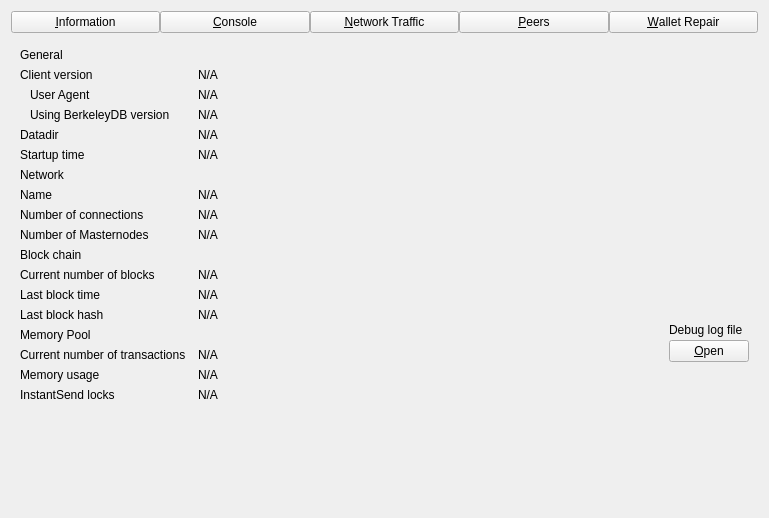
First picture: the form in src/qt/forms/debugwindow.ui, repository piratecash/pirate, before the edit.
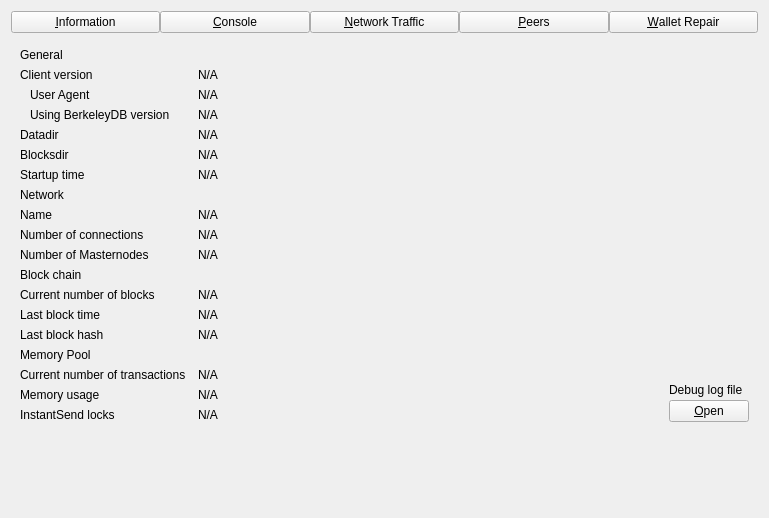
Second picture: the form after the edit. Custom widgets are drawn as their Qt base class.

Commit message: Merge #14374: qt: Add "Blocksdir" to Debug window

Diff of the .ui file:
```diff
--- a/src/qt/forms/debugwindow.ui
+++ b/src/qt/forms/debugwindow.ui
@@ -199,13 +199,42 @@
         </widget>
        </item>
        <item row="5" column="0">
+        <widget class="QLabel" name="label_11">
+         <property name="text">
+          <string>Blocksdir</string>
+         </property>
+        </widget>
+       </item>
+       <item row="5" column="1" colspan="2">
+        <widget class="QLabel" name="blocksDir">
+         <property name="cursor">
+          <cursorShape>IBeamCursor</cursorShape>
+         </property>
+         <property name="toolTip">
+          <string>To specify a non-default location of the blocks directory use the '%1' option.</string>
+         </property>
+         <property name="text">
+          <string>N/A</string>
+         </property>
+         <property name="textFormat">
+          <enum>Qt::PlainText</enum>
+         </property>
+         <property name="wordWrap">
+          <bool>true</bool>
+         </property>
+         <property name="textInteractionFlags">
+          <set>Qt::LinksAccessibleByMouse|Qt::TextSelectableByKeyboard|Qt::TextSelectableByMouse</set>
+         </property>
+        </widget>
+       </item>
+       <item row="6" column="0">
         <widget class="QLabel" name="label_13">
          <property name="text">
           <string>Startup time</string>
          </property>
         </widget>
        </item>
-       <item row="5" column="1" colspan="2">
+       <item row="6" column="1" colspan="2">
         <widget class="QLabel" name="startupTime">
          <property name="cursor">
           <cursorShape>IBeamCursor</cursorShape>
@@ -221,21 +250,21 @@
          </property>
         </widget>
        </item>
-       <item row="6" column="0">
+       <item row="7" column="0">
         <widget class="QLabel" name="labelNetwork">
          <property name="text">
           <string>Network</string>
          </property>
         </widget>
        </item>
-       <item row="7" column="0">
+       <item row="8" column="0">
         <widget class="QLabel" name="label_8">
          <property name="text">
           <string>Name</string>
          </property>
         </widget>
        </item>
-       <item row="7" column="1" colspan="2">
+       <item row="8" column="1" colspan="2">
         <widget class="QLabel" name="networkName">
          <property name="cursor">
           <cursorShape>IBeamCursor</cursorShape>
@@ -251,14 +280,14 @@
          </property>
         </widget>
        </item>
-       <item row="8" column="0">
+       <item row="9" column="0">
         <widget class="QLabel" name="label_7">
          <property name="text">
           <string>Number of connections</string>
          </property>
         </widget>
        </item>
-       <item row="8" column="1" colspan="2">
+       <item row="9" column="1" colspan="2">
         <widget class="QLabel" name="numberOfConnections">
          <property name="cursor">
           <cursorShape>IBeamCursor</cursorShape>
@@ -274,14 +303,14 @@
          </property>
         </widget>
        </item>
-       <item row="9" column="0">
+       <item row="10" column="0">
         <widget class="QLabel" name="masternodeCountLabel">
          <property name="text">
           <string>Number of Masternodes</string>
          </property>
         </widget>
        </item>
-       <item row="9" column="1">
+       <item row="10" column="1">
         <widget class="QLabel" name="masternodeCount">
          <property name="cursor">
           <cursorShape>IBeamCursor</cursorShape>
@@ -297,21 +326,21 @@
          </property>
         </widget>
        </item>
-       <item row="10" column="0">
+       <item row="11" column="0">
         <widget class="QLabel" name="label_10">
          <property name="text">
           <string>Block chain</string>
          </property>
         </widget>
        </item>
-       <item row="11" column="0">
+       <item row="12" column="0">
         <widget class="QLabel" name="label_3">
          <property name="text">
           <string>Current number of blocks</string>
          </property>
         </widget>
        </item>
-       <item row="11" column="1" colspan="2">
+       <item row="12" column="1" colspan="2">
         <widget class="QLabel" name="numberOfBlocks">
          <property name="cursor">
           <cursorShape>IBeamCursor</cursorShape>
@@ -327,14 +356,14 @@
          </property>
         </widget>
        </item>
-       <item row="12" column="0">
+       <item row="13" column="0">
         <widget class="QLabel" name="labelLastBlockTime">
          <property name="text">
           <string>Last block time</string>
          </property>
         </widget>
        </item>
-       <item row="12" column="1" colspan="2">
+       <item row="13" column="1" colspan="2">
         <widget class="QLabel" name="lastBlockTime">
          <property name="cursor">
           <cursorShape>IBeamCursor</cursorShape>
@@ -350,14 +379,14 @@
          </property>
         </widget>
        </item>
-       <item row="13" column="0">
+       <item row="14" column="0">
         <widget class="QLabel" name="lastBlockHashLabel">
          <property name="text">
           <string>Last block hash</string>
          </property>
         </widget>
        </item>
-       <item row="13" column="1">
+       <item row="14" column="1">
         <widget class="QLabel" name="lastBlockHash">
          <property name="cursor">
           <cursorShape>IBeamCursor</cursorShape>
@@ -373,21 +402,21 @@
          </property>
         </widget>
        </item>
-       <item row="14" column="0">
+       <item row="15" column="0">
         <widget class="QLabel" name="labelMempoolTitle">
          <property name="text">
           <string>Memory Pool</string>
          </property>
         </widget>
        </item>
-       <item row="15" column="0">
+       <item row="16" column="0">
         <widget class="QLabel" name="labelNumberOfTransactions">
          <property name="text">
           <string>Current number of transactions</string>
          </property>
         </widget>
        </item>
-       <item row="15" column="1">
+       <item row="16" column="1">
         <widget class="QLabel" name="mempoolNumberTxs">
          <property name="cursor">
           <cursorShape>IBeamCursor</cursorShape>
@@ -403,14 +432,14 @@
          </property>
         </widget>
        </item>
-       <item row="16" column="0">
+       <item row="17" column="0">
         <widget class="QLabel" name="labelMemoryUsage">
          <property name="text">
           <string>Memory usage</string>
          </property>
         </widget>
        </item>
-       <item row="16" column="1">
+       <item row="17" column="1">
         <widget class="QLabel" name="mempoolSize">
          <property name="cursor">
           <cursorShape>IBeamCursor</cursorShape>
@@ -426,7 +455,7 @@
          </property>
         </widget>
        </item>
-       <item row="13" column="2" rowspan="3">
+       <item row="16" column="2" rowspan="3">
         <layout class="QVBoxLayout" name="verticalLayoutDebugButton">
          <property name="spacing">
           <number>3</number>
@@ -467,6 +496,29 @@
         </layout>
        </item>
        <item row="18" column="0">
+        <widget class="QLabel" name="labelInstantSendLockCount">
+         <property name="text">
+          <string>InstantSend locks</string>
+         </property>
+        </widget>
+       </item>
+       <item row="18" column="1">
+        <widget class="QLabel" name="instantSendLockCount">
+         <property name="cursor">
+          <cursorShape>IBeamCursor</cursorShape>
+         </property>
+         <property name="text">
+          <string>N/A</string>
+         </property>
+         <property name="textFormat">
+          <enum>Qt::PlainText</enum>
+         </property>
+         <property name="textInteractionFlags">
+          <set>Qt::LinksAccessibleByMouse|Qt::TextSelectableByKeyboard|Qt::TextSelectableByMouse</set>
+         </property>
+        </widget>
+       </item>
+       <item row="19" column="0">
         <spacer name="verticalSpacer">
          <property name="orientation">
           <enum>Qt::Vertical</enum>
@@ -479,29 +531,6 @@
          </property>
         </spacer>
        </item>
-       <item row="17" column="0">
-        <widget class="QLabel" name="labelInstantSendLockCount">
-         <property name="text">
-          <string>InstantSend locks</string>
-         </property>
-        </widget>
-       </item>
-       <item row="17" column="1">
-        <widget class="QLabel" name="instantSendLockCount">
-         <property name="cursor">
-          <cursorShape>IBeamCursor</cursorShape>
-         </property>
-         <property name="text">
-          <string>N/A</string>
-         </property>
-         <property name="textFormat">
-          <enum>Qt::PlainText</enum>
-         </property>
-         <property name="textInteractionFlags">
-          <set>Qt::LinksAccessibleByMouse|Qt::TextSelectableByKeyboard|Qt::TextSelectableByMouse</set>
-         </property>
-        </widget>
-       </item>
       </layout>
      </widget>
      <widget class="QWidget" name="pageConsole">
```
Left out of the diff: 3 changed lines with no effect on the pictures. The commit also changes 3 other files.
